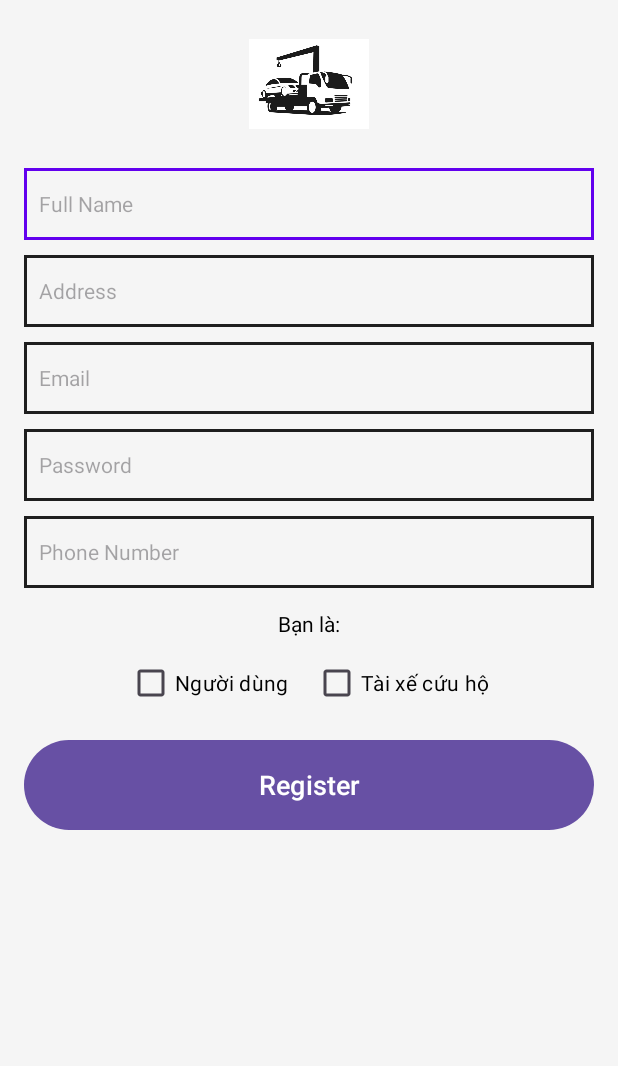
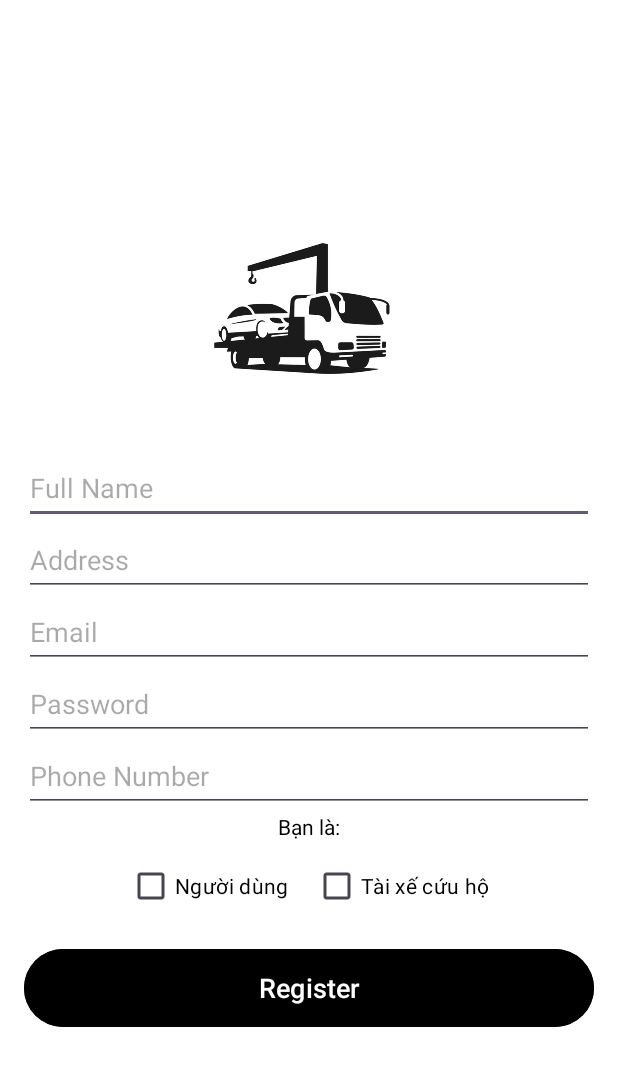
Before and after one commit to danh0999/rescue360, an Android app: the layout activity_register.xml on its own in the app's theme, with its tools: preview values and no code run, on a phone screen of 412 x 824 dp. Shown: the top 1066 px of the screen. Run offline under Robolectric (Android 15) with nearby library versions, the phone set to English and light mode, and no system bars.

Commit message:
Fix UI login and register

```diff
--- a/app/src/main/res/layout/activity_login.xml
+++ b/app/src/main/res/layout/activity_login.xml
@@ -4,7 +4,8 @@
     android:layout_height="match_parent"
     android:gravity="center"
     android:orientation="vertical"
-    android:padding="20dp">
+    android:padding="20dp"
+    android:background="@color/white">
 
     <ImageView
         android:layout_width="150dp"
--- a/app/src/main/res/layout/activity_register.xml
+++ b/app/src/main/res/layout/activity_register.xml
@@ -2,19 +2,20 @@
 <ScrollView xmlns:android="http://schemas.android.com/apk/res/android"
     android:layout_width="match_parent"
     android:layout_height="match_parent"
-    android:background="@color/light_gray"
+    android:background="@color/white"
     android:padding="16dp">
 
     <LinearLayout
         android:layout_width="match_parent"
         android:layout_height="wrap_content"
         android:orientation="vertical"
-        android:gravity="center_horizontal">
+        android:gravity="center_horizontal"
+        android:layout_gravity="center">
 
         <!-- Logo -->
         <ImageView
-            android:layout_width="80dp"
-            android:layout_height="80dp"
+            android:layout_width="150dp"
+            android:layout_height="150dp"
             android:src="@drawable/logo"
             android:scaleType="fitCenter"
             android:layout_marginBottom="16dp"/>
@@ -24,68 +25,35 @@
             android:id="@+id/etFullName"
             android:layout_width="match_parent"
             android:layout_height="48dp"
-            android:hint="Full Name"
-            android:textColor="@color/black"
-            android:hintTextColor="@color/gray"
-            android:background="@drawable/edittext_underline"
-            android:paddingHorizontal="10dp"
-            android:textSize="14sp"
-            android:layout_marginBottom="10dp"/>
+            android:hint="Full Name" />
 
         <!-- Address -->
         <EditText
             android:id="@+id/etAddress"
             android:layout_width="match_parent"
             android:layout_height="48dp"
-            android:hint="Address"
-            android:textColor="@color/black"
-            android:hintTextColor="@color/gray"
-            android:background="@drawable/edittext_underline"
-            android:paddingHorizontal="10dp"
-            android:textSize="14sp"
-            android:layout_marginBottom="10dp"/>
+            android:hint="Address" />
 
         <!-- Email -->
         <EditText
             android:id="@+id/etEmail"
             android:layout_width="match_parent"
             android:layout_height="48dp"
-            android:hint="Email"
-            android:textColor="@color/black"
-            android:hintTextColor="@color/gray"
-            android:background="@drawable/edittext_underline"
-            android:inputType="textEmailAddress"
-            android:paddingHorizontal="10dp"
-            android:textSize="14sp"
-            android:layout_marginBottom="10dp"/>
+            android:hint="Email" />
 
         <!-- Password -->
         <EditText
             android:id="@+id/etPassword"
             android:layout_width="match_parent"
             android:layout_height="48dp"
-            android:hint="Password"
-            android:textColor="@color/black"
-            android:hintTextColor="@color/gray"
-            android:background="@drawable/edittext_underline"
-            android:inputType="textPassword"
-            android:paddingHorizontal="10dp"
-            android:textSize="14sp"
-            android:layout_marginBottom="10dp"/>
+            android:hint="Password" />
 
         <!-- Phone Number -->
         <EditText
             android:id="@+id/etPhone"
             android:layout_width="match_parent"
             android:layout_height="48dp"
-            android:hint="Phone Number"
-            android:textColor="@color/black"
-            android:hintTextColor="@color/gray"
-            android:background="@drawable/edittext_underline"
-            android:inputType="phone"
-            android:paddingHorizontal="10dp"
-            android:textSize="14sp"
-            android:layout_marginBottom="14dp"/>
+            android:hint="Phone Number" />
 
         <!-- Chọn loại tài khoản -->
         <TextView
@@ -124,7 +92,7 @@
             android:layout_width="match_parent"
             android:layout_height="60dp"
             android:text="Register"
-            android:background="@drawable/btn_bg"
+            android:backgroundTint="@color/black"
             android:textColor="@color/white"
             android:padding="12dp"
             android:textSize="18sp"
```
